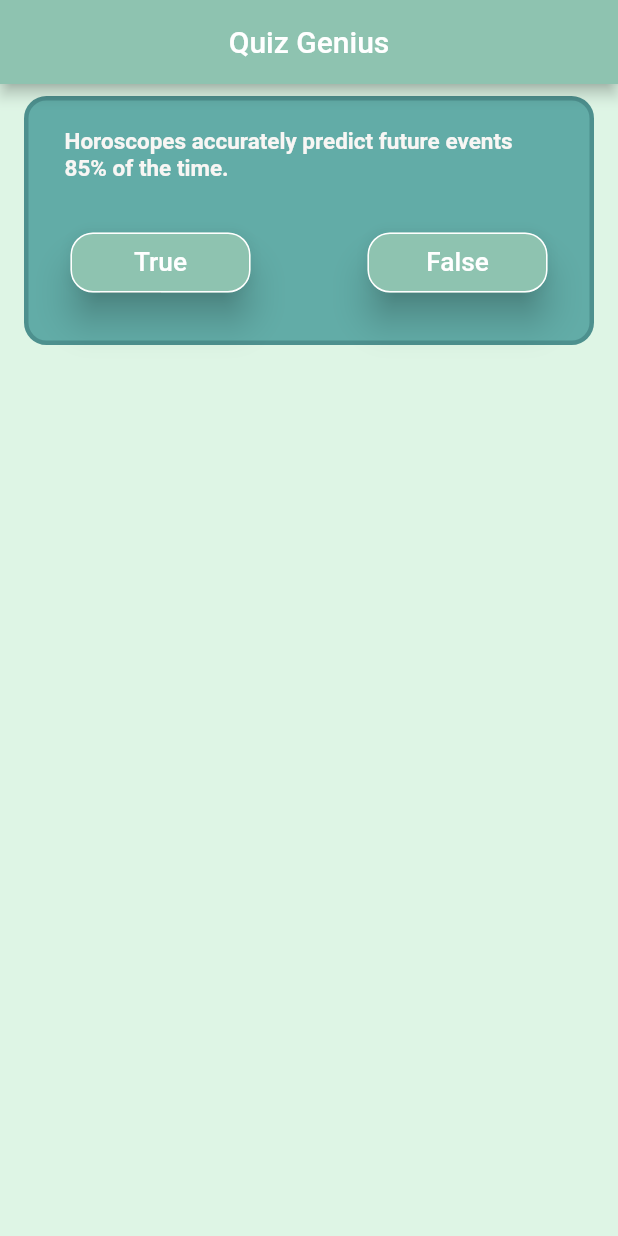
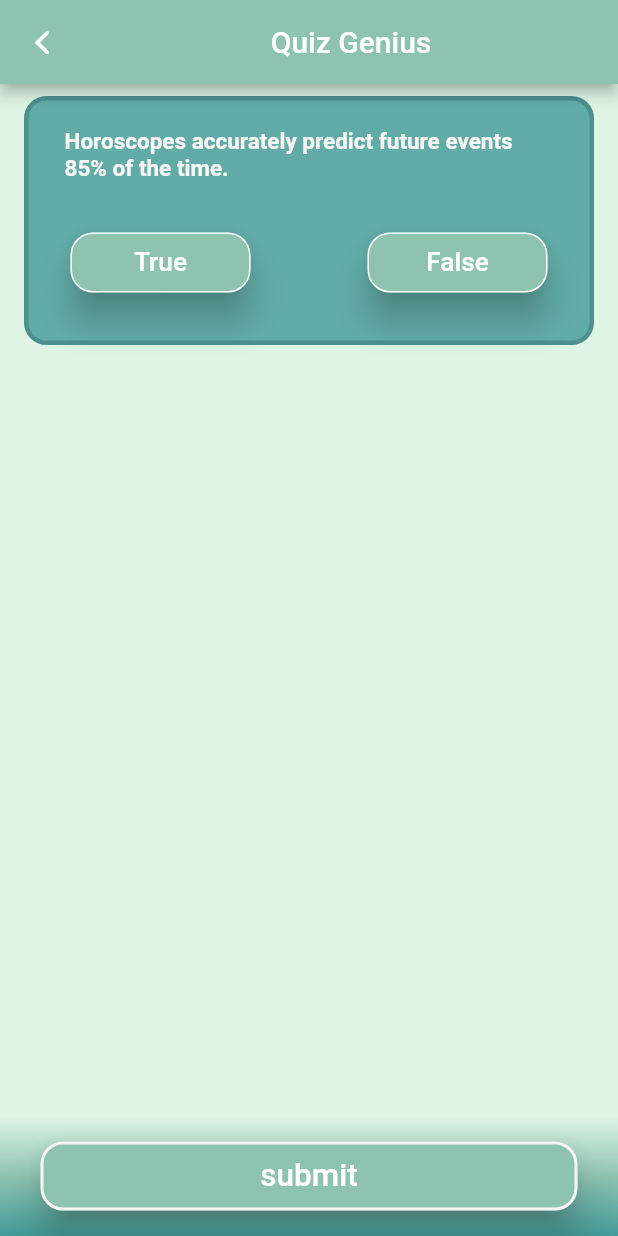
Before and after one commit to yagnik2411/Quiz-Genius, a Flutter app: the screen it shows after launch, on a phone screen of 412 x 824 dp. Run offline on Flutter 3.47's test engine with Material 2 defaults, Android fonts, the phone set to English and light mode, and no system bars; our stand-ins replace flutter_svg, velocity_x.

Commit message:
Quiz page submit button added

```diff
--- a/lib/pages/quiz_page.dart
+++ b/lib/pages/quiz_page.dart
@@ -1,8 +1,10 @@
+import 'dart:math';
+
+import 'package:flutter/cupertino.dart';
 import 'package:flutter/material.dart';
 import 'package:quiz_genius/utils/colors.dart';
 import 'package:velocity_x/velocity_x.dart';
 import 'package:quiz_genius/models/questions.dart';
-
 
 class QuizPage extends StatefulWidget {
   const QuizPage({Key? key}) : super(key: key);
@@ -17,35 +19,42 @@
     return Scaffold(
       backgroundColor: MyColors.lightCyan,
       appBar: AppBar(
+        leading: IconButton(
+          onPressed: () {
+            Navigator.pop(context);
+          },
+          icon: const Icon(CupertinoIcons.back),
+        ),
         backgroundColor: MyColors.mint,
         title: const Text("Quiz Genius").centered(),
       ),
       body: ListView.builder(
         padding: const EdgeInsets.symmetric(vertical: 8, horizontal: 16),
         itemCount: Questions.questions.length,
-
-        itemBuilder:(context, index) => Container(
+        itemBuilder: (context, index) => Container(
           padding: EdgeInsets.all(8),
           decoration: BoxDecoration(
-            border: Border.all(color: MyColors.darkCyan,width: 3),
+            border: Border.all(color: MyColors.darkCyan, width: 3),
             borderRadius: BorderRadius.circular(15),
             color: MyColors.malachite.withOpacity(0.8),
           ),
           child: Column(
             children: [
               ListTile(
-                title: Text(Questions.questions[index].question,
+                title: Text(
+                  Questions.questions[index].question,
                   style: TextStyle(
                     color: MyColors.seashall,
                     fontSize: 15,
                     fontWeight: FontWeight.values[5],
                   ),
-                textWidthBasis: TextWidthBasis.parent,),
-
+                  textWidthBasis: TextWidthBasis.parent,
+                ),
               ),
               ButtonBar(
                 alignment: MainAxisAlignment.spaceBetween,
-                buttonPadding: EdgeInsets.symmetric(horizontal: 20,vertical: 10),
+                buttonPadding:
+                    EdgeInsets.symmetric(horizontal: 20, vertical: 10),
                 children: [
                   ElevatedButton(
                     onPressed: () {},
@@ -80,11 +89,47 @@
                     ),
                   ),
                 ],
-              )
+              ),
             ],
           ),
-        )
-        ,),
+        ),
+      ),
+      bottomNavigationBar: Container(
+        height: 80,
+
+        decoration: BoxDecoration(
+          gradient: LinearGradient(
+            colors: [
+
+              MyColors.malachite,
+              MyColors.mint,
+               MyColors.lightCyan,
+            ],
+            begin: Alignment.bottomCenter,
+            end: Alignment.topCenter,
+          ),
+        ),
+        child: Container(
+          margin: const EdgeInsets.symmetric(horizontal: 15, vertical: 5),
+          child: ElevatedButton(
+                      onPressed: () {},
+                      child: "submit".text.xl2.make(),
+                      style: ButtonStyle(
+
+                        backgroundColor: MaterialStateProperty.all(MyColors.mint),
+                        elevation: MaterialStateProperty.all(10),
+
+                        side: MaterialStateProperty.all(
+                            const BorderSide(color: MyColors.seashall, width: 2)),
+                        shape: MaterialStateProperty.all(
+                          RoundedRectangleBorder(
+                            borderRadius: BorderRadius.circular(15,),
+                          ),
+                        ),
+                      ),
+                    ).p12(),
+        ),
+      ),
     );
   }
 }
```
Lines whose indentation alone changed are shown as unchanged.
